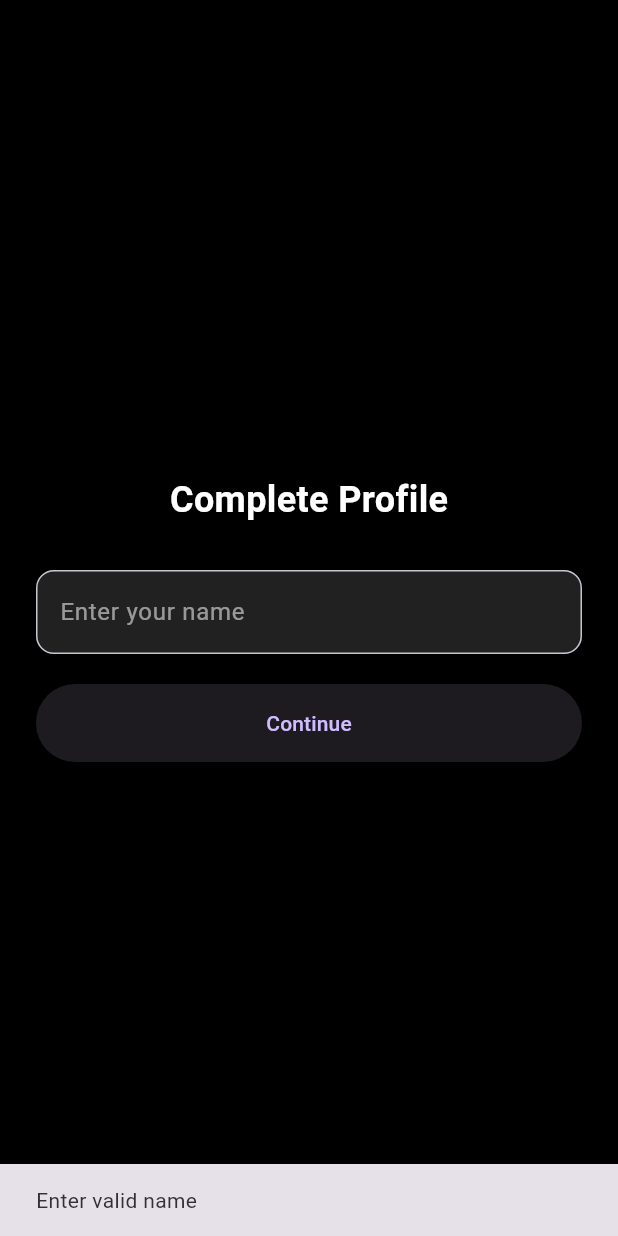
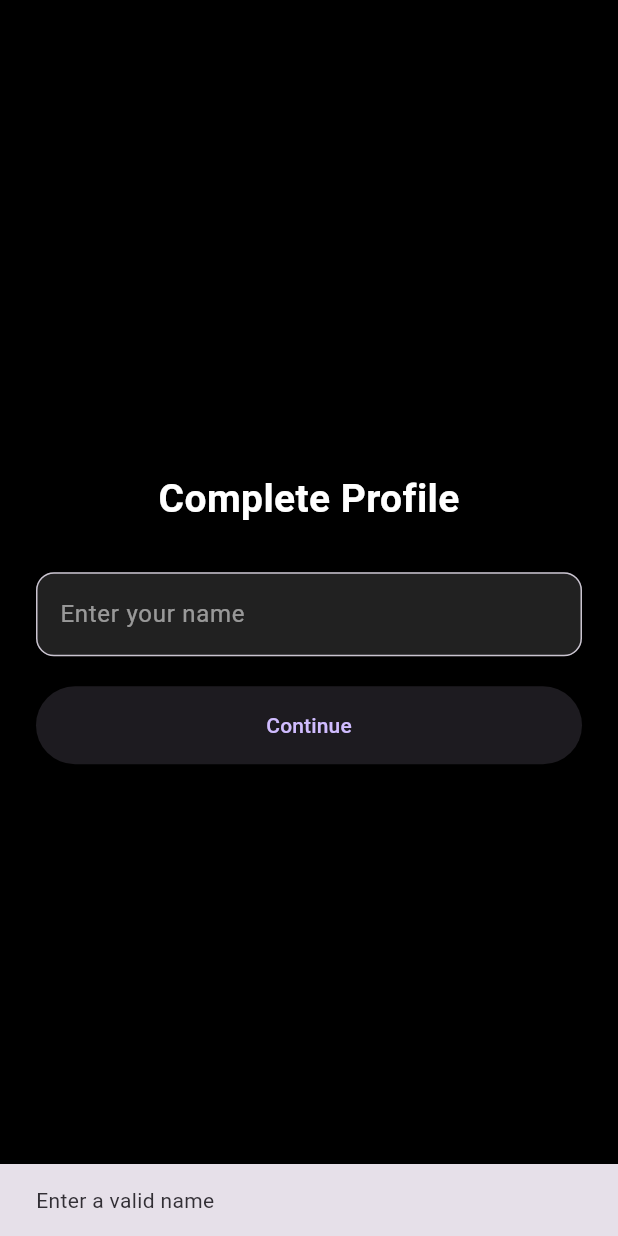
Before and after one commit to spark16x/fixo.go, a Flutter app: the CompleteProfileScreen screen opened directly with empty values, after a tap on "Continue", on a phone screen of 412 x 824 dp. Run offline on Flutter 3.47's test engine with Material 3 defaults, Android fonts, the light colour scheme and no system bars; our stand-ins replace cloud_firestore, firebase_auth, firebase_core, flutter_map, geolocator, latlong2; missing offline and left inert: truecaller_sdk; accounts and stored records are empty; network calls fail.

Commit message:
update complete_profile.dart

```diff
--- a/app/lib/screens/complete_profile.dart
+++ b/app/lib/screens/complete_profile.dart
@@ -3,7 +3,7 @@ import 'package:firebase_auth/firebase_auth.dart';
 import 'package:cloud_firestore/cloud_firestore.dart';
 
 import 'home.dart';
-import 'models/user_model.dart';
+import '../models/user_model.dart';
 
 class CompleteProfileScreen extends StatefulWidget {
   final String phone;
@@ -21,28 +21,37 @@ class CompleteProfileScreen extends StatefulWidget {
 class _CompleteProfileScreenState
     extends State<CompleteProfileScreen> {
 
-  final nameController = TextEditingController();
+  final TextEditingController nameController = TextEditingController();
+
   bool loading = false;
 
   Future<void> saveProfile() async {
 
+    if (loading) return;
+
     final name = nameController.text.trim();
 
     if (name.length < 3) {
-      _show("Enter valid name");
+      _show("Enter a valid name");
+      return;
+    }
+
+    final user = FirebaseAuth.instance.currentUser;
+
+    if (user == null) {
+      _show("User not authenticated");
       return;
     }
 
     setState(() => loading = true);
 
-    final user = FirebaseAuth.instance.currentUser!;
-    final uid = user.uid;
+    try {
 
       final avatarUrl =
           "https://ui-avatars.com/api/?name=$name&background=0D8ABC&color=fff";
 
       final userModel = UserModel(
-      uid: uid,
+        uid: user.uid,
         name: name,
         phone: widget.phone,
         role: "user",
@@ -52,21 +61,41 @@ class _CompleteProfileScreenState
 
       await FirebaseFirestore.instance
           .collection("users")
-        .doc(uid)
+          .doc(user.uid)
           .set(userModel.toMap());
+
+      if (!mounted) return;
 
       Navigator.pushAndRemoveUntil(
         context,
         MaterialPageRoute(
           builder: (_) => const HomeScreen(),
         ),
-      (_) => false,
+        (route) => false,
       );
+
+    } catch (e) {
+
+      _show("Error saving profile");
+
+    } finally {
+
+      if (mounted) {
+        setState(() => loading = false);
+      }
+
+    }
   }
 
   void _show(String msg) {
     ScaffoldMessenger.of(context)
         .showSnackBar(SnackBar(content: Text(msg)));
+  }
+
+  @override
+  void dispose() {
+    nameController.dispose();
+    super.dispose();
   }
 
   @override
@@ -85,7 +114,7 @@ class _CompleteProfileScreenState
                 "Complete Profile",
                 style: TextStyle(
                   color: Colors.white,
-                  fontSize: 24,
+                  fontSize: 26,
                   fontWeight: FontWeight.bold,
                 ),
               ),
@@ -94,17 +123,14 @@ class _CompleteProfileScreenState
 
               TextField(
                 controller: nameController,
-                style:
-                    const TextStyle(color: Colors.white),
+                style: const TextStyle(color: Colors.white),
                 decoration: InputDecoration(
                   hintText: "Enter your name",
-                  hintStyle:
-                      const TextStyle(color: Colors.white54),
+                  hintStyle: const TextStyle(color: Colors.white54),
                   filled: true,
                   fillColor: Colors.grey[900],
                   border: OutlineInputBorder(
-                    borderRadius:
-                        BorderRadius.circular(12),
+                    borderRadius: BorderRadius.circular(12),
                   ),
                 ),
               ),
@@ -117,7 +143,14 @@ class _CompleteProfileScreenState
                 child: ElevatedButton(
                   onPressed: loading ? null : saveProfile,
                   child: loading
-                      ? const CircularProgressIndicator()
+                      ? const SizedBox(
+                          height: 22,
+                          width: 22,
+                          child: CircularProgressIndicator(
+                            strokeWidth: 2,
+                            color: Colors.white,
+                          ),
+                        )
                       : const Text("Continue"),
                 ),
               ),
```
Lines whose indentation alone changed are shown as unchanged.
